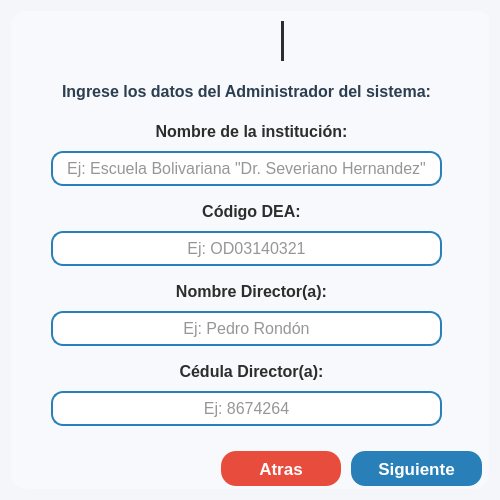
First picture: the form in resources/ui/config_inicial.ui, repository Proyecto-Uptjaa/Proyecto_SIRA, before the edit.
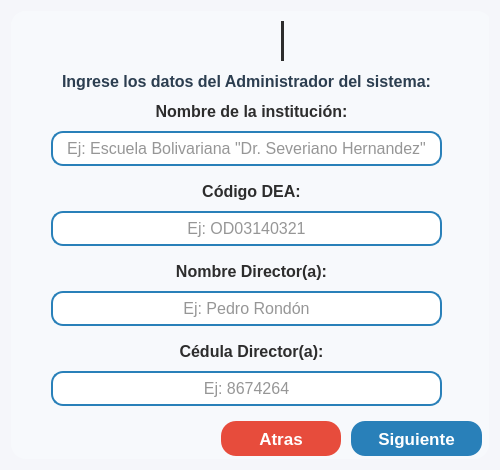
Second picture: the form after the edit. The open tabs and pages were chosen to show the change. Icons and pictures are not drawn.

```diff
--- a/resources/ui/config_inicial.ui
+++ b/resources/ui/config_inicial.ui
@@ -7,19 +7,19 @@
     <x>0</x>
     <y>0</y>
     <width>500</width>
-    <height>500</height>
+    <height>470</height>
    </rect>
   </property>
   <property name="minimumSize">
    <size>
     <width>500</width>
-    <height>500</height>
+    <height>470</height>
    </size>
   </property>
   <property name="maximumSize">
    <size>
     <width>500</width>
-    <height>500</height>
+    <height>470</height>
    </size>
   </property>
   <property name="windowTitle">
@@ -44,7 +44,7 @@
         <x>0</x>
         <y>0</y>
         <width>481</width>
-        <height>431</height>
+        <height>401</height>
        </rect>
       </property>
       <property name="maximumSize">
@@ -813,7 +813,7 @@
         <property name="geometry">
          <rect>
           <x>30</x>
-          <y>50</y>
+          <y>40</y>
           <width>411</width>
           <height>61</height>
          </rect>
@@ -856,7 +856,7 @@
         <property name="geometry">
          <rect>
           <x>40</x>
-          <y>140</y>
+          <y>120</y>
           <width>391</width>
           <height>35</height>
          </rect>
@@ -911,7 +911,7 @@
         <property name="geometry">
          <rect>
           <x>-10</x>
-          <y>100</y>
+          <y>80</y>
           <width>501</width>
           <height>40</height>
          </rect>
@@ -954,7 +954,7 @@
         <property name="geometry">
          <rect>
           <x>40</x>
-          <y>220</y>
+          <y>200</y>
           <width>391</width>
           <height>35</height>
          </rect>
@@ -1009,7 +1009,7 @@
         <property name="geometry">
          <rect>
           <x>-10</x>
-          <y>180</y>
+          <y>160</y>
           <width>501</width>
           <height>40</height>
          </rect>
@@ -1052,7 +1052,7 @@
         <property name="geometry">
          <rect>
           <x>-10</x>
-          <y>260</y>
+          <y>240</y>
           <width>501</width>
           <height>40</height>
          </rect>
@@ -1095,7 +1095,7 @@
         <property name="geometry">
          <rect>
           <x>40</x>
-          <y>300</y>
+          <y>280</y>
           <width>391</width>
           <height>35</height>
          </rect>
@@ -1150,7 +1150,7 @@
         <property name="geometry">
          <rect>
           <x>-10</x>
-          <y>340</y>
+          <y>320</y>
           <width>501</width>
           <height>40</height>
          </rect>
@@ -1193,7 +1193,7 @@
         <property name="geometry">
          <rect>
           <x>40</x>
-          <y>380</y>
+          <y>360</y>
           <width>391</width>
           <height>35</height>
          </rect>
@@ -2037,7 +2037,7 @@
       <property name="geometry">
        <rect>
         <x>340</x>
-        <y>440</y>
+        <y>410</y>
         <width>131</width>
         <height>35</height>
        </rect>
@@ -2106,7 +2106,7 @@
       <property name="geometry">
        <rect>
         <x>210</x>
-        <y>440</y>
+        <y>410</y>
         <width>120</width>
         <height>35</height>
        </rect>
```
Left out of the diff: 20 changed lines with no effect on the pictures.
